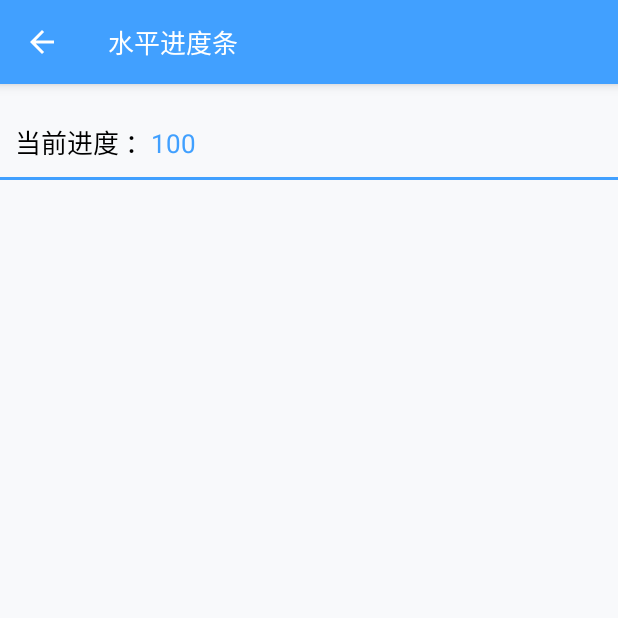
After one commit to JalenFang/AndroidCodeNote, an Android app: the ProgressBarHorizontalActivity screen opened directly, with no data from a screen before it, on a phone screen of 412 x 824 dp, the top half of it. The commit adds this screen. Run offline under Robolectric (Android 15) with nearby library versions, the phone set to English and light mode, and no system bars; our stand-ins replace ButterKnife.

Commit message:
ProgressBar

```diff
--- a/Module/src/main/java/com/ideal/jalen/base/MainActivity.java
+++ b/Module/src/main/java/com/ideal/jalen/base/MainActivity.java
@@ -12,6 +12,7 @@ import com.ideal.jalen.attrsstyle.activity.AttrsStyleActivity;
 import com.ideal.jalen.entity.appstatus.AppStatusConstant;
 import com.ideal.jalen.material.activity.MaterialActivity;
 import com.ideal.jalen.matrix.activity.MatrixActivity;
+import com.ideal.jalen.progress.activity.ProgressBarActivity;
 import com.ideal.jalen.splash.SplashActivity;
 import com.ideal.jalen.test.Test1Acitivity;
 
@@ -73,6 +74,10 @@ public class MainActivity extends BaseActivity {
         startActivity(AttrsStyleActivity.class);
     }
 
+    public void onClickProgressBar(View view) {
+        startActivity(ProgressBarActivity.class);
+    }
+
     public void onClickTest(View view) {
         startActivity(Test1Acitivity.class);
     }
--- /dev/null
+++ b/Module/src/main/java/com/ideal/jalen/progress/activity/ProgressBarHorizontalActivity.java
@@ -0,0 +1,76 @@
+package com.ideal.jalen.progress.activity;
+
+import android.app.Activity;
+import android.os.Build;
+import android.os.Bundle;
+import android.os.Handler;
+import android.support.annotation.Nullable;
+import android.text.Html;
+import android.widget.ProgressBar;
+import android.widget.TextView;
+
+import com.ideal.jalen.R;
+import com.ideal.jalen.base.BaseActivity;
+
+import butterknife.BindView;
+
+/**
+ * @author Jalen
+ * @date 2017/7/29 17:46
+ * @describe 水平进度条
+ */
+public class ProgressBarHorizontalActivity extends BaseActivity {
+    @BindView(R.id.activity_progress_bar_horizontal_tvDesc)
+    TextView tvDesc;
+
+    @BindView(R.id.activity_progress_bar_horizontal_progressBar)
+    ProgressBar progressBar;
+
+    @Override
+    public Activity getActivity() {
+        return this;
+    }
+
+    @Override
+    public int getLayout() {
+        return R.layout.activity_progress_bar_horizontal;
+    }
+
+    @Override
+    public void initUI(@Nullable Bundle savedInstanceState) {
+        setProgressText(0);
+        showProgressBar();
+    }
+
+    int per;
+
+    private void showProgressBar() {
+        per = 0;
+        final Handler handler = new Handler();
+        final Runnable runnable = new Runnable() {
+            @Override
+            public void run() {
+                progressBar.setProgress(per * 10);
+                handler.postDelayed(this, 100);
+                per++;
+                if (progressBar.getProgress() == 100) {
+                    handler.removeCallbacks(this);
+                }
+
+                if (progressBar.getProgress() <= 100) {
+                    setProgressText(progressBar.getProgress());
+                }
+            }
+        };
+        handler.post(runnable);
+    }
+
+    private void setProgressText(int progress) {
+        String format = String.format("当前进度 ：<font color=\"#41A0FF\">%d", progress);
+        if (Build.VERSION.SDK_INT < 24) {
+            tvDesc.setText(Html.fromHtml(format));
+        } else {
+            tvDesc.setText(Html.fromHtml(format, Html.FROM_HTML_MODE_LEGACY));
+        }
+    }
+}
--- a/Module/src/main/res/layout/activity_main.xml
+++ b/Module/src/main/res/layout/activity_main.xml
@@ -56,6 +56,11 @@
                 android:text="@string/bitmap" />
 
             <Button
+                android:onClick="onClickProgressBar"
+                style="@style/main_button"
+                android:text="@string/progress_bar" />
+
+            <Button
                 style="@style/main_button"
                 android:onClick="onClickTest"
                 android:text="@string/test" />
--- /dev/null
+++ b/Module/src/main/res/layout/activity_progress_bar_horizontal.xml
@@ -0,0 +1,29 @@
+<?xml version="1.0" encoding="utf-8"?>
+<LinearLayout xmlns:android="http://schemas.android.com/apk/res/android"
+    android:layout_width="match_parent"
+    android:layout_height="match_parent"
+    android:orientation="vertical">
+
+    <include layout="@layout/toolbar" />
+
+    <Space style="@style/space_style" />
+
+    <TextView
+        android:id="@+id/activity_progress_bar_horizontal_tvDesc"
+        android:layout_width="match_parent"
+        android:layout_height="wrap_content"
+        android:padding="@dimen/main_padding"
+        android:text="测试"
+        android:textColor="@color/common_style_black"
+        android:textSize="@dimen/text_17" />
+
+    <ProgressBar
+        android:id="@+id/activity_progress_bar_horizontal_progressBar"
+        style="?android:attr/progressBarStyleHorizontal"
+        android:layout_width="match_parent"
+        android:layout_height="2dp"
+        android:max="100"
+        android:progress="0"
+        android:progressDrawable="@drawable/progressbar" />
+
+</LinearLayout>
--- a/Module/src/main/res/values/dimens.xml
+++ b/Module/src/main/res/values/dimens.xml
@@ -20,6 +20,8 @@
     <dimen name="tab_indicator_height">3dp</dimen>
     <dimen name="tab_layout_height">56dp</dimen>
 
+    <dimen name="space">15dp</dimen>
+
     <dimen name="xxxdpi_3px">0.85dp</dimen>
     <dimen name="xxxdpi_14px">4dp</dimen>
     <dimen name="xxxdpi_36px">10dp</dimen>
@@ -31,5 +33,4 @@
     <dimen name="xxxdpi_360px">102.86dp</dimen>
 
 
-
 </resources>
--- a/Module/src/main/res/values/strings.xml
+++ b/Module/src/main/res/values/strings.xml
@@ -9,6 +9,7 @@
     <string name="crop_image">CropImage</string>
     <string name="annotation">Annotation</string>
     <string name="bitmap">Bitmap</string>
+    <string name="progress_bar">ProgressBar</string>
     <string name="schedule">Schedule</string>
     <string name="test">测试</string>
     <string name="test1">测试页面一</string>
@@ -124,4 +125,8 @@
         <item>删除</item>
     </string-array>
 
+    <!--ProgressBar ↓-->
+    <string name="progressbar_horizontal">水平进度条</string>
+    <!--ProgressBar ↑-->
+
 </resources>
--- a/Module/src/main/res/values/styles.xml
+++ b/Module/src/main/res/values/styles.xml
@@ -111,6 +111,12 @@
         <item name="android:background">@color/common_style_gray_divider</item>
     </style>
 
+    <!--通用的间距Style -->
+    <style name="space_style">
+        <item name="android:layout_width">match_parent</item>
+        <item name="android:layout_height">@dimen/space</item>
+    </style>
+
     <!--TabLayout样式设置区域 ↓-->
     <style name="TabLayout.Theme" parent="Widget.Design.TabLayout">
         <item name="tabBackground">@color/common_style_blue</item>
@@ -172,5 +178,4 @@
     </style>
 
 
-
 </resources>
```
Also changed, not shown: Module/src/main/AndroidManifest.xml (+9 -0 lines), Module/src/main/java/com/ideal/jalen/progress/activity/ProgressBarActivity.java (added, +40 -0 lines), Module/src/main/res/layout/activity_progress_bar.xml (added, +14 -0 lines).
